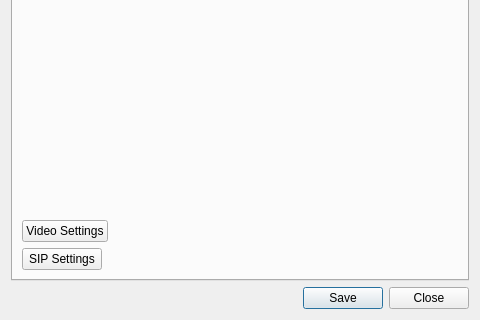
This is ui/settings.ui in ultravideo/uvgComm as Qt 5 draws it before an edit; both pictures show x 0 to 480 and y 320 to 640 of the 480 by 640 pixel window. The edited form follows.
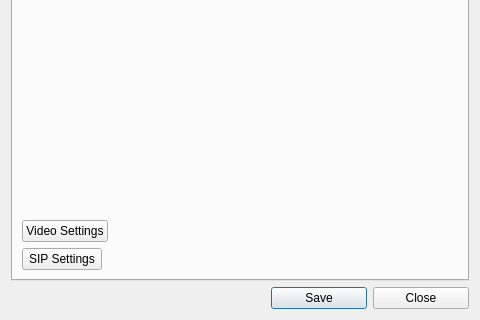
This is the edited form.

Commit message:
feature(Settings): Implemented saving and loading for more kvazaar parameters.
In progress commit. The new parameters are not applied yet.

What changed in the file:
```diff
--- a/ui/settings.ui
+++ b/ui/settings.ui
@@ -16,6 +16,24 @@
   <layout class="QGridLayout" name="gridLayout">
    <item row="2" column="1">
     <widget class="QPushButton" name="save">
+     <property name="sizePolicy">
+      <sizepolicy hsizetype="Fixed" vsizetype="Fixed">
+       <horstretch>0</horstretch>
+       <verstretch>0</verstretch>
+      </sizepolicy>
+     </property>
+     <property name="minimumSize">
+      <size>
+       <width>96</width>
+       <height>0</height>
+      </size>
+     </property>
+     <property name="maximumSize">
+      <size>
+       <width>96</width>
+       <height>16777215</height>
+      </size>
+     </property>
      <property name="text">
       <string>Save</string>
      </property>
@@ -23,6 +41,24 @@
    </item>
    <item row="2" column="2">
     <widget class="QPushButton" name="close">
+     <property name="sizePolicy">
+      <sizepolicy hsizetype="Fixed" vsizetype="Fixed">
+       <horstretch>0</horstretch>
+       <verstretch>0</verstretch>
+      </sizepolicy>
+     </property>
+     <property name="minimumSize">
+      <size>
+       <width>96</width>
+       <height>0</height>
+      </size>
+     </property>
+     <property name="maximumSize">
+      <size>
+       <width>96</width>
+       <height>16777215</height>
+      </size>
+     </property>
      <property name="text">
       <string>Close</string>
      </property>
@@ -33,6 +69,9 @@
      <property name="orientation">
       <enum>Qt::Horizontal</enum>
      </property>
+     <property name="sizeType">
+      <enum>QSizePolicy::Preferred</enum>
+     </property>
      <property name="sizeHint" stdset="0">
       <size>
        <width>40</width>
```
The commit also changes 3 other files.
